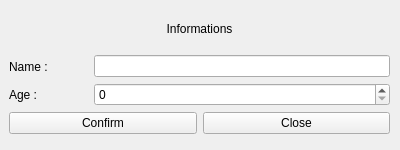
minhthuc2502/AlooClient, file formUser.ui: the form before one commit.
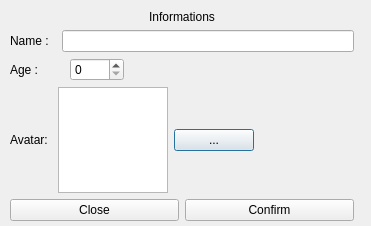
The form after the commit.

Commit message: change widget to dialog for form Login + add avatar feature for user

```diff
--- a/formUser.ui
+++ b/formUser.ui
@@ -1,13 +1,13 @@
 <?xml version="1.0" encoding="UTF-8"?>
 <ui version="4.0">
  <class>formUser</class>
- <widget class="QWidget" name="formUser">
+ <widget class="QDialog" name="formUser">
   <property name="geometry">
    <rect>
     <x>0</x>
     <y>0</y>
-    <width>400</width>
-    <height>150</height>
+    <width>371</width>
+    <height>226</height>
    </rect>
   </property>
   <property name="windowTitle">
@@ -16,10 +16,10 @@
   <widget class="QWidget" name="verticalLayoutWidget">
    <property name="geometry">
     <rect>
-     <x>9</x>
-     <y>9</y>
-     <width>381</width>
-     <height>125</height>
+     <x>10</x>
+     <y>10</y>
+     <width>344</width>
+     <height>211</height>
     </rect>
    </property>
    <layout class="QVBoxLayout" name="verticalLayout_2">
@@ -42,22 +42,57 @@
     <item>
      <layout class="QHBoxLayout" name="horizontalLayout">
       <item>
-       <layout class="QVBoxLayout" name="verticalLayout_4">
-        <item>
-         <widget class="QLabel" name="nameLabel">
-          <property name="text">
-           <string>Name :</string>
-          </property>
-         </widget>
-        </item>
-        <item>
-         <widget class="QLabel" name="AgeLabel">
-          <property name="text">
-           <string>Age :</string>
-          </property>
-         </widget>
-        </item>
-       </layout>
+       <widget class="QLabel" name="nameLabel">
+        <property name="text">
+         <string>Name :</string>
+        </property>
+       </widget>
+      </item>
+      <item>
+       <spacer name="horizontalSpacer_3">
+        <property name="orientation">
+         <enum>Qt::Horizontal</enum>
+        </property>
+        <property name="sizeType">
+         <enum>QSizePolicy::Fixed</enum>
+        </property>
+        <property name="sizeHint" stdset="0">
+         <size>
+          <width>7</width>
+          <height>20</height>
+         </size>
+        </property>
+       </spacer>
+      </item>
+      <item>
+       <widget class="QLineEdit" name="nameLineEdit"/>
+      </item>
+     </layout>
+    </item>
+    <item>
+     <layout class="QHBoxLayout" name="horizontalLayout_9">
+      <item>
+       <widget class="QLabel" name="AgeLabel">
+        <property name="sizePolicy">
+         <sizepolicy hsizetype="Preferred" vsizetype="Preferred">
+          <horstretch>0</horstretch>
+          <verstretch>0</verstretch>
+         </sizepolicy>
+        </property>
+        <property name="text">
+         <string>Age :</string>
+        </property>
+       </widget>
+      </item>
+      <item>
+       <widget class="QSpinBox" name="ageSpinBox">
+        <property name="sizePolicy">
+         <sizepolicy hsizetype="Minimum" vsizetype="Fixed">
+          <horstretch>0</horstretch>
+          <verstretch>0</verstretch>
+         </sizepolicy>
+        </property>
+       </widget>
       </item>
       <item>
        <spacer name="horizontalSpacer">
@@ -65,44 +100,63 @@
          <enum>Qt::Horizontal</enum>
         </property>
         <property name="sizeType">
-         <enum>QSizePolicy::Preferred</enum>
+         <enum>QSizePolicy::Fixed</enum>
         </property>
         <property name="sizeHint" stdset="0">
          <size>
-          <width>40</width>
+          <width>230</width>
           <height>20</height>
          </size>
         </property>
        </spacer>
       </item>
+     </layout>
+    </item>
+    <item>
+     <layout class="QHBoxLayout" name="horizontalLayout_10">
       <item>
-       <layout class="QVBoxLayout" name="verticalLayout_8">
-        <item>
-         <widget class="QLineEdit" name="nameLineEdit"/>
-        </item>
-        <item>
-         <widget class="QSpinBox" name="ageSpinBox">
-          <property name="sizePolicy">
-           <sizepolicy hsizetype="Minimum" vsizetype="Fixed">
-            <horstretch>0</horstretch>
-            <verstretch>0</verstretch>
-           </sizepolicy>
-          </property>
-         </widget>
-        </item>
-       </layout>
+       <widget class="QLabel" name="avatarLabel">
+        <property name="text">
+         <string>Avatar: </string>
+        </property>
+       </widget>
+      </item>
+      <item>
+       <widget class="QGraphicsView" name="avataView"/>
+      </item>
+      <item>
+       <widget class="QPushButton" name="addImageButton">
+        <property name="sizePolicy">
+         <sizepolicy hsizetype="Minimum" vsizetype="Fixed">
+          <horstretch>0</horstretch>
+          <verstretch>0</verstretch>
+         </sizepolicy>
+        </property>
+        <property name="text">
+         <string>...</string>
+        </property>
+       </widget>
+      </item>
+      <item>
+       <spacer name="horizontalSpacer_2">
+        <property name="orientation">
+         <enum>Qt::Horizontal</enum>
+        </property>
+        <property name="sizeType">
+         <enum>QSizePolicy::Fixed</enum>
+        </property>
+        <property name="sizeHint" stdset="0">
+         <size>
+          <width>100</width>
+          <height>20</height>
+         </size>
+        </property>
+       </spacer>
       </item>
      </layout>
     </item>
     <item>
      <layout class="QHBoxLayout" name="horizontalLayout_3">
-      <item>
-       <widget class="QPushButton" name="confirmButton">
-        <property name="text">
-         <string>Confirm</string>
-        </property>
-       </widget>
-      </item>
       <item>
        <widget class="QPushButton" name="closeButton">
         <property name="text">
@@ -110,6 +164,13 @@
         </property>
        </widget>
       </item>
+      <item>
+       <widget class="QPushButton" name="confirmButton">
+        <property name="text">
+         <string>Confirm</string>
+        </property>
+       </widget>
+      </item>
      </layout>
     </item>
    </layout>
```
Left out of the diff: 8 changed lines with no effect on the pictures. The commit also changes 6 other files.
